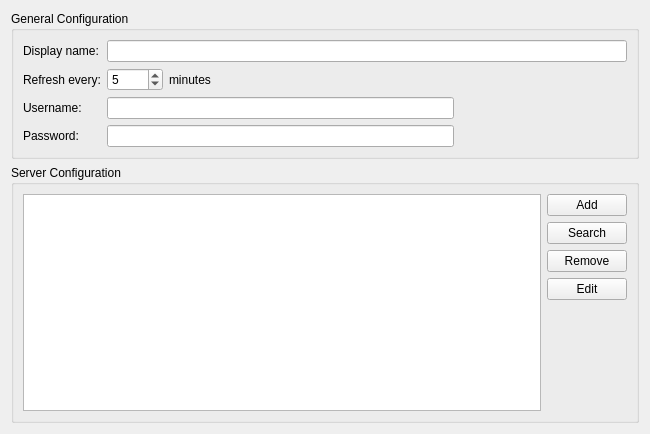
Qt form resources/dav/resource/configdialog.ui (KDE/kdepim-runtime) before a commit.
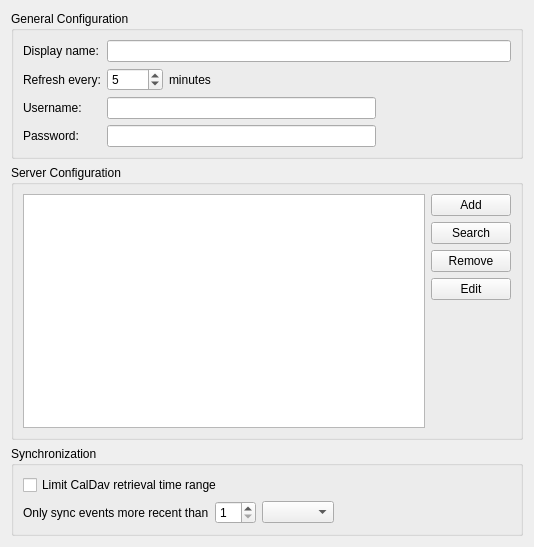
The same form after that commit. Custom widgets are drawn as their Qt base class.

Commit message:
Make the sync range configurable
This adds a UI to select whether or not the user
wants to limit the sync range to lower the load
on the server, and its value.

Diff of the .ui file:
```diff
--- a/resources/dav/resource/configdialog.ui
+++ b/resources/dav/resource/configdialog.ui
@@ -6,11 +6,14 @@
    <rect>
     <x>0</x>
     <y>0</y>
-    <width>650</width>
-    <height>434</height>
+    <width>534</width>
+    <height>547</height>
    </rect>
   </property>
-  <layout class="QVBoxLayout" name="verticalLayout_2">
+  <property name="locale">
+   <locale language="English" country="UnitedStates"/>
+  </property>
+  <layout class="QVBoxLayout" name="verticalLayout_4">
    <item>
     <widget class="QGroupBox" name="groupBox_3">
      <property name="title">
@@ -222,6 +225,72 @@
      </layout>
     </widget>
    </item>
+   <item>
+    <widget class="QGroupBox" name="groupBox_2">
+     <property name="title">
+      <string>Synchronization</string>
+     </property>
+     <layout class="QVBoxLayout" name="verticalLayout_2">
+      <item>
+       <widget class="QCheckBox" name="kcfg_limitSyncRange">
+        <property name="toolTip">
+         <string>Select this if your calendars contain a lot of events and the server cannot fulfill the requests</string>
+        </property>
+        <property name="locale">
+         <locale language="English" country="UnitedStates"/>
+        </property>
+        <property name="text">
+         <string>Limit CalDav retrieval time range</string>
+        </property>
+       </widget>
+      </item>
+      <item>
+       <layout class="QHBoxLayout" name="horizontalLayout_6">
+        <item>
+         <widget class="QLabel" name="label_5">
+          <property name="locale">
+           <locale language="English" country="UnitedStates"/>
+          </property>
+          <property name="text">
+           <string>Only sync events more recent than</string>
+          </property>
+         </widget>
+        </item>
+        <item>
+         <widget class="QSpinBox" name="kcfg_syncRangeStartNumber">
+          <property name="locale">
+           <locale language="English" country="UnitedStates"/>
+          </property>
+          <property name="minimum">
+           <number>1</number>
+          </property>
+         </widget>
+        </item>
+        <item>
+         <widget class="QComboBox" name="syncRangeStartType">
+          <property name="locale">
+           <locale language="English" country="UnitedStates"/>
+          </property>
+         </widget>
+        </item>
+        <item>
+         <spacer name="horizontalSpacer_4">
+          <property name="orientation">
+           <enum>Qt::Horizontal</enum>
+          </property>
+          <property name="sizeHint" stdset="0">
+           <size>
+            <width>40</width>
+            <height>20</height>
+           </size>
+          </property>
+         </spacer>
+        </item>
+       </layout>
+      </item>
+     </layout>
+    </widget>
+   </item>
   </layout>
  </widget>
  <customwidgets>
```
The commit also changes 6 other files.
